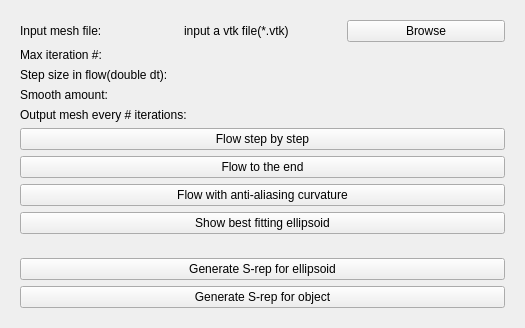
Before: the Qt Designer form SkeletalRepresentationInitializer/Resources/UI/qSlicerSkeletalRepresentationInitializerModuleWidget.ui in KitwareMedical/SlicerSkeletalRepresentation, drawn with Qt 5.
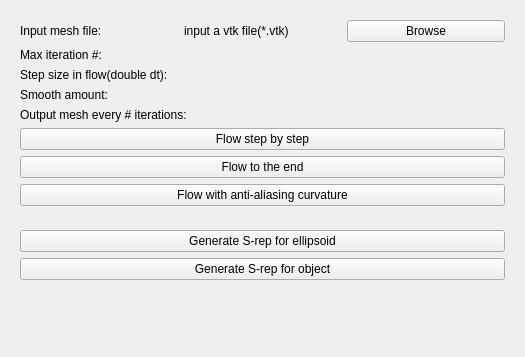
After: the same form once the commit is applied. Custom widgets are drawn as their Qt base class.

Commit message: finish step 1: generate surface mesh for best fitting ellipsoid

Patch:
```diff
--- a/SkeletalRepresentationInitializer/Resources/UI/qSlicerSkeletalRepresentationInitializerModuleWidget.ui
+++ b/SkeletalRepresentationInitializer/Resources/UI/qSlicerSkeletalRepresentationInitializerModuleWidget.ui
@@ -7,7 +7,7 @@
     <x>0</x>
     <y>0</y>
     <width>525</width>
-    <height>328</height>
+    <height>357</height>
    </rect>
   </property>
   <property name="windowTitle">
@@ -174,13 +174,6 @@
         </property>
        </widget>
       </item>
-      <item>
-       <widget class="QPushButton" name="btn_match_ell">
-        <property name="text">
-         <string>Show best fitting ellipsoid</string>
-        </property>
-       </widget>
-      </item>
      </layout>
     </widget>
    </item>
```
The commit also changes 3 other files.
